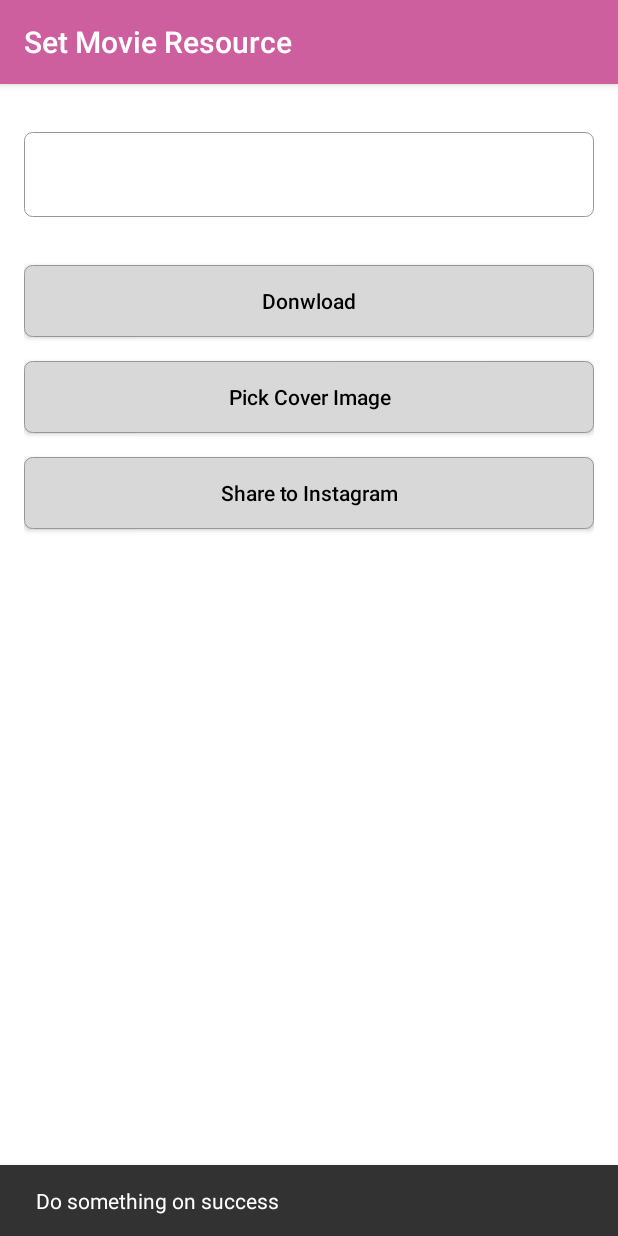
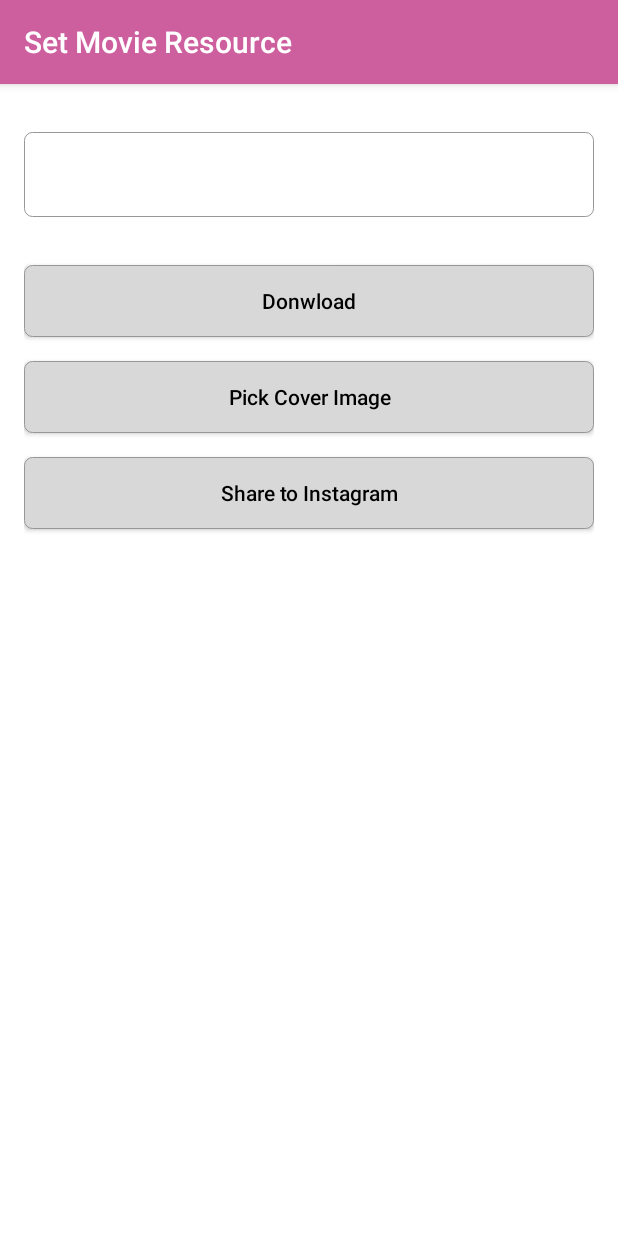
Before and after one commit to FujiKinaga/AndroidTeamBuildingHackathon, an Android app: the first screen one second after launch (MainActivity), on a phone screen of 412 x 824 dp. Run offline under Robolectric (Android 15) with nearby library versions, the phone set to English and light mode, and no system bars; our stand-ins replace ButterKnife; libraries missing offline, so code that uses them is left out: cafe.adriel.androidaudioconverter; pictures from the network do not load; 1 statement that could not run was skipped.

Commit message:
不要なメッセージを削除

```diff
--- a/app/src/main/java/team_ky/androidteambuildinghackathon/MainActivity.java
+++ b/app/src/main/java/team_ky/androidteambuildinghackathon/MainActivity.java
@@ -87,12 +87,7 @@ public class MainActivity extends AppCompatActivity {
         File folder = new File(mMovieInfo.getMoviePath());
         boolean success = true;
         if (!folder.exists()) {
-            success = folder.mkdir();
-        }
-        if (success) {
-            showSnackBar(getString(R.string.do_something_on_success));
-        } else {
-            showSnackBar(getString(R.string.do_something_else_on_failure));
+            folder.mkdir();
         }
         if (folder.canWrite()) {
             final File file = new File(mMovieInfo.getMovieUrl());
```
